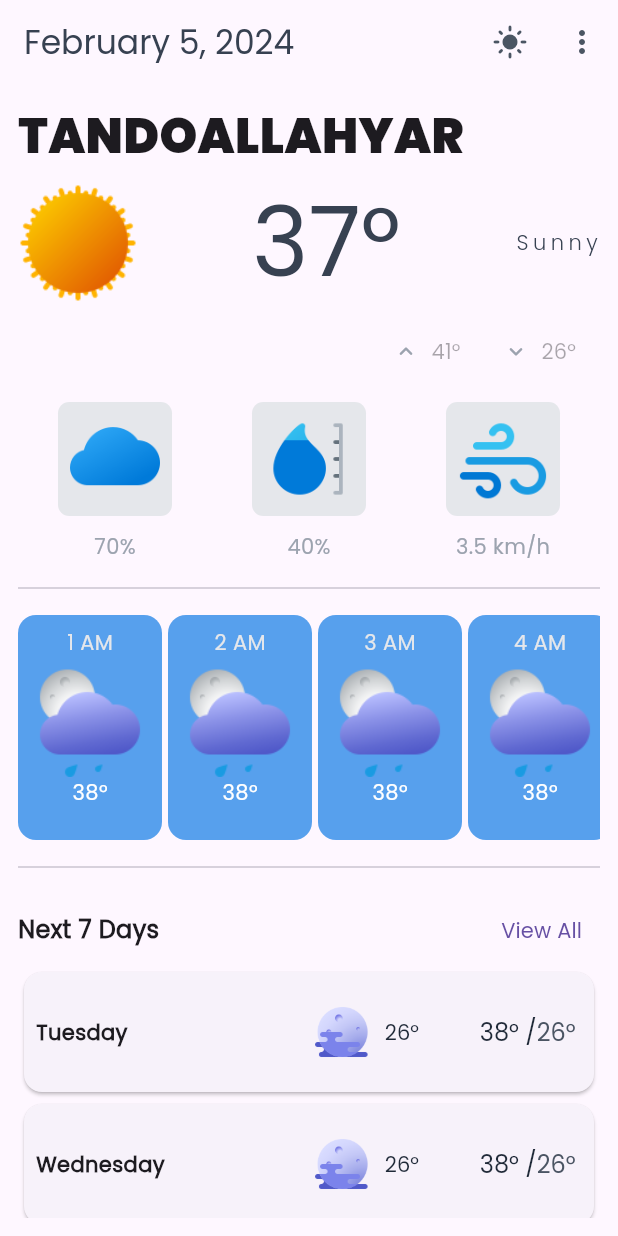
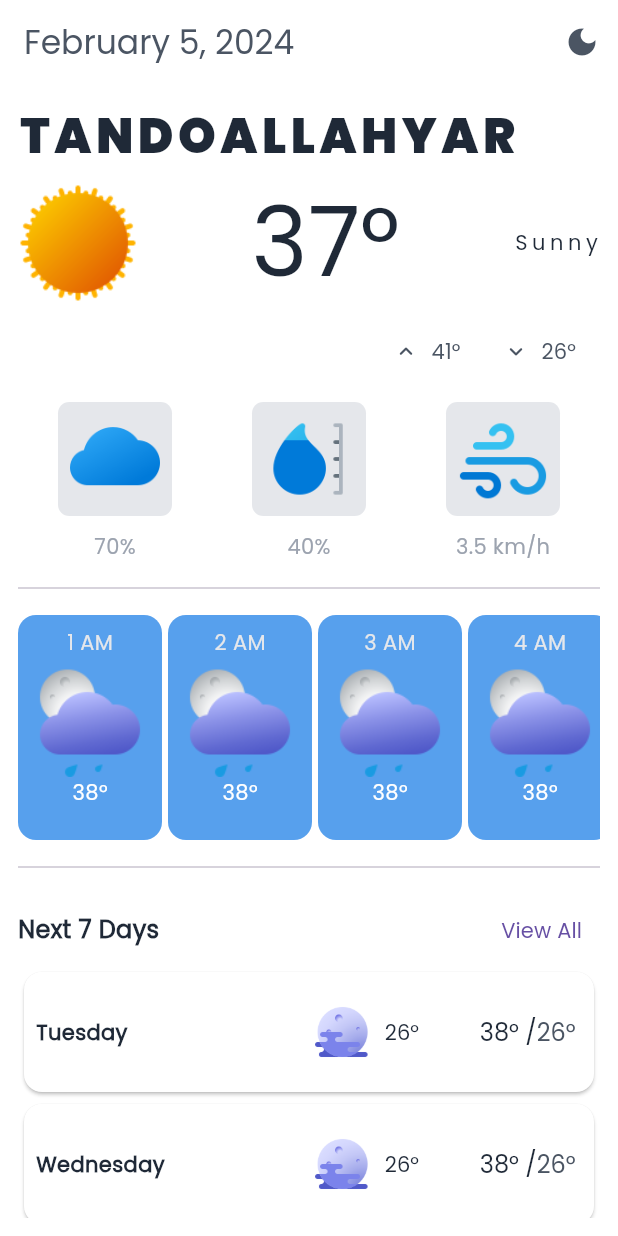
Before and after one commit to BilalKhanzadaRajput/weather_app, a Flutter app: the screen it shows after launch, on a phone screen of 412 x 824 dp. Run offline on Flutter 3.47's test engine with Material 3 defaults, Android fonts, the phone set to English and light mode, and no system bars; our stand-ins replace get, velocity_x.

Commit message:
1-dark Mood

```diff
--- /dev/null
+++ b/lib/controllers/main_controller.dart
@@ -0,0 +1,11 @@
+import 'package:flutter/material.dart';
+import 'package:get/get.dart';
+
+class MainController extends GetxController{
+  var isDark = false.obs;
+
+  changeTheme(){
+    isDark.value = !isDark.value;
+    Get.changeThemeMode(isDark.value ?  ThemeMode.dark : ThemeMode.light);
+  }
+}
--- a/lib/main.dart
+++ b/lib/main.dart
@@ -1,9 +1,15 @@
 import 'package:flutter/material.dart';
+import 'package:get/get_core/src/get_main.dart';
+import 'package:get/get_instance/get_instance.dart';
+import 'package:get/get_navigation/get_navigation.dart';
 import 'package:get/get_navigation/src/root/get_material_app.dart';
+import 'package:get/get_state_manager/src/rx_flutter/rx_obx_widget.dart';
 import 'package:velocity_x/velocity_x.dart';
 import 'package:intl/intl.dart';
 import 'package:weather_app/consts/colors.dart';
 import 'package:weather_app/consts/images.dart';
+import 'package:weather_app/controllers/main_controller.dart';
+import 'package:weather_app/our_themes.dart';
 
 import 'consts/strings.dart';
 
@@ -17,9 +23,9 @@ class MyApp extends StatelessWidget {
   @override
   Widget build(BuildContext context) {
     return GetMaterialApp(
-      theme: ThemeData(
-        fontFamily: "poppins",
-      ),
+      theme: CustomThemes.lightTheme,
+      darkTheme: CustomThemes.darkTheme,
+      themeMode: ThemeMode.system,
       title: 'Weather App',
       debugShowCheckedModeBanner: false,
       home: const WeatherApp(),
@@ -32,23 +38,26 @@ class WeatherApp extends StatelessWidget {
   @override
   Widget build(BuildContext context) {
     var date = DateFormat("yMMMMd").format(DateTime.now());
+    var theme = Theme.of(context);
+    var controller = Get.put(MainController());
 
     return Scaffold(
+      backgroundColor: theme.scaffoldBackgroundColor,
       appBar: AppBar(
-        title: "$date".text.gray700.make(),
+        title: "$date".text.gray600.make(),
+        backgroundColor: Colors.transparent,
         actions: [
-          IconButton(
-              onPressed: () {},
-              icon: Icon(
-                Icons.light_mode,
-                color: Vx.gray600,
+          Obx(() => IconButton(
+                onPressed: () {
+                  controller.changeTheme();
+                },
+                icon: Icon(
+                  controller.isDark.value ?
+                  Icons.light_mode : Icons.dark_mode,
+                  color: theme.iconTheme.color,
+                ),
               )),
-          IconButton(
-              onPressed: () {},
-              icon: Icon(
-                Icons.more_vert,
-                color: Vx.gray600,
-              )),
+
         ],
       ),
       body: Padding(
@@ -59,7 +68,13 @@ class WeatherApp extends StatelessWidget {
               child: Column(
             crossAxisAlignment: CrossAxisAlignment.start,
             children: [
-              "TANDOALLAHYAR".text.fontFamily("poppins_bold").size(32).make(),
+              "TANDOALLAHYAR"
+                  .text
+                  .fontFamily("poppins_bold")
+                  .size(32)
+                  .letterSpacing(3)
+                  .color(theme.primaryColor)
+                  .make(),
               Row(
                 mainAxisAlignment: MainAxisAlignment.spaceBetween,
                 children: [
@@ -73,7 +88,7 @@ class WeatherApp extends StatelessWidget {
                     TextSpan(
                         text: "37$degree",
                         style: TextStyle(
-                          color: Vx.gray700,
+                          color: theme.primaryColor,
                           fontSize: 64,
                           fontFamily: "poppins",
                         )),
@@ -83,10 +98,10 @@ class WeatherApp extends StatelessWidget {
                     TextSpan(
                         text: "Sunny",
                         style: TextStyle(
-                          color: Vx.gray700,
+                          color: theme.primaryColor,
                           letterSpacing: 3,
                           fontSize: 14,
-                          fontFamily: "poppins_light",
+                          fontFamily: "poppins",
                         )),
                   ])),
                 ],
@@ -98,16 +113,18 @@ class WeatherApp extends StatelessWidget {
                       onPressed: null,
                       icon: Icon(
                         Icons.expand_less_rounded,
-                        color: Vx.gray400,
+                        color: theme.iconTheme.color,
                       ),
-                      label: "41$degree".text.make()),
+                      label:
+                          "41$degree".text.color(theme.iconTheme.color).make()),
                   TextButton.icon(
                       onPressed: null,
                       icon: Icon(
                         Icons.expand_more_rounded,
-                        color: Vx.gray400,
+                        color: theme.iconTheme.color,
                       ),
-                      label: "26$degree".text.make()),
+                      label:
+                          "26$degree".text.color(theme.iconTheme.color).make()),
                 ],
               ),
               10.heightBox,
@@ -172,7 +189,12 @@ class WeatherApp extends StatelessWidget {
               Row(
                 mainAxisAlignment: MainAxisAlignment.spaceBetween,
                 children: [
-                  "Next 7 Days".text.semiBold.size(16).make(),
+                  "Next 7 Days"
+                      .text
+                      .color(theme.primaryColor)
+                      .semiBold
+                      .size(16)
+                      .make(),
                   TextButton(onPressed: () {}, child: "View All".text.make()),
                 ],
               ),
@@ -184,13 +206,18 @@ class WeatherApp extends StatelessWidget {
                     var day = DateFormat("EEEE")
                         .format(DateTime.now().add(Duration(days: index + 1)));
                     return Card(
+                      color: theme.cardColor,
                       child: Container(
                         padding: const EdgeInsets.symmetric(
                             horizontal: 8, vertical: 12),
                         child: Row(
                           mainAxisAlignment: MainAxisAlignment.spaceBetween,
                           children: [
-                            Expanded(child: day.text.semiBold.make()),
+                            Expanded(
+                                child: day.text
+                                    .color(theme.primaryColor)
+                                    .semiBold
+                                    .make()),
                             Expanded(
                               child: TextButton.icon(
                                   onPressed: null,
@@ -198,21 +225,24 @@ class WeatherApp extends StatelessWidget {
                                     "assets/weather/50n.png",
                                     width: 40,
                                   ),
-                                  label: "26$degree".text.gray800.make()),
+                                  label: "26$degree"
+                                      .text
+                                      .color(theme.primaryColor)
+                                      .make()),
                             ),
                             RichText(
                               text: TextSpan(children: [
                                 TextSpan(
                                   text: "38$degree /",
                                   style: TextStyle(
-                                      color: Vx.gray800,
+                                      color: theme.primaryColor,
                                       fontFamily: "poppins",
                                       fontSize: 16),
                                 ),
                                 TextSpan(
                                   text: "26$degree ",
                                   style: TextStyle(
-                                      color: Vx.gray600,
+                                      color: theme.iconTheme.color,
                                       fontFamily: "poppins",
                                       fontSize: 16),
                                 ),
--- /dev/null
+++ b/lib/our_themes.dart
@@ -0,0 +1,22 @@
+import 'package:flutter/material.dart';
+import 'package:velocity_x/velocity_x.dart';
+import 'package:weather_app/consts/colors.dart';
+
+class CustomThemes {
+  static final lightTheme = ThemeData(
+    cardColor: Colors.white,
+    fontFamily: "poppins",scaffoldBackgroundColor: Colors.white,
+    primaryColor: Vx.gray800,
+    iconTheme: IconThemeData(
+      color: Vx.gray600
+    ),
+  );
+  static final darkTheme = ThemeData(
+    fontFamily: "poppins",scaffoldBackgroundColor: bgColor,
+    cardColor: bgColor.withOpacity(0.6),
+    primaryColor: Colors.white,
+    iconTheme: IconThemeData(
+        color: Colors.white,
+    ),
+  );
+}
```
